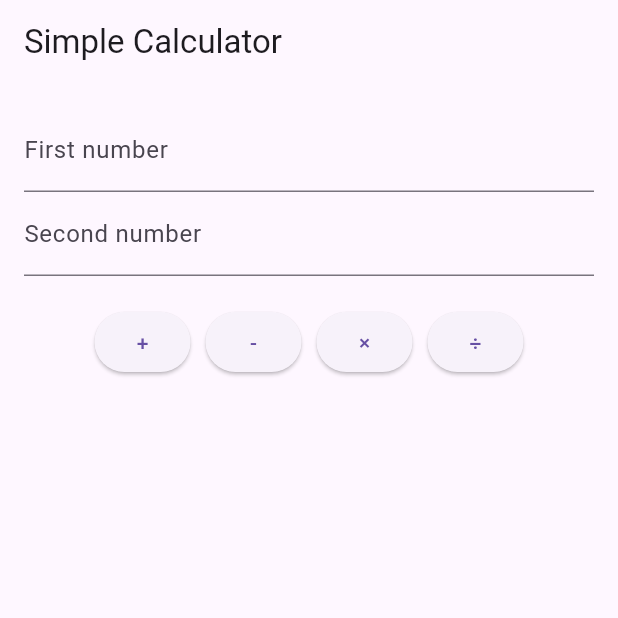
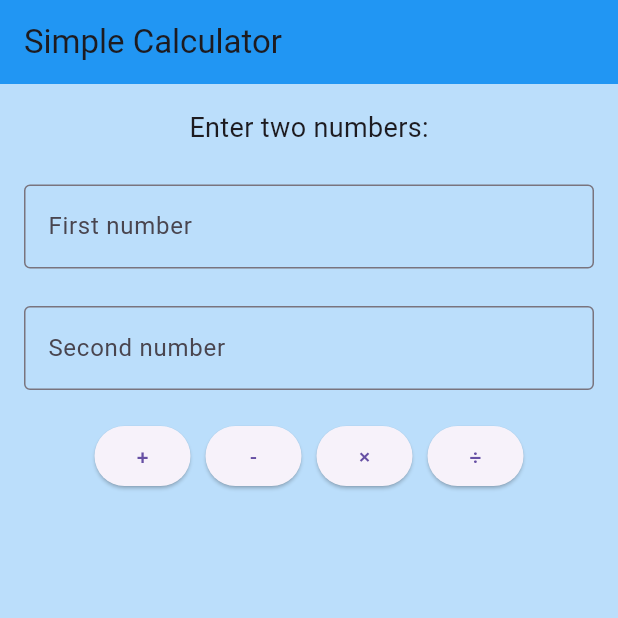
Before and after one commit to Hardelzs/project2, a Flutter app: the screen it shows after launch, on a phone screen of 412 x 824 dp, the top half of it. Run offline on Flutter 3.47's test engine with Material 3 defaults, Android fonts, the phone set to English and light mode, and no system bars.

Commit message:
Enhance calculator page UI with improved layout and styling

```diff
--- a/lib/main.dart
+++ b/lib/main.dart
@@ -11,6 +11,7 @@ class MyApp extends StatelessWidget {
   @override
   Widget build(BuildContext context) {
     return MaterialApp(
+      debugShowCheckedModeBanner: false,
       home: CalculatorPage()
       // home: CounterPage(),
     );
--- a/lib/pages/calculatorpage.dart
+++ b/lib/pages/calculatorpage.dart
@@ -64,25 +64,44 @@ class _CalculatorPageState extends State<CalculatorPage> {
   @override
   Widget build(BuildContext context) {
     return Scaffold(
-      appBar: AppBar(title: Text('Simple Calculator')),
+      appBar: AppBar(
+        title: Text('Simple Calculator'),
+        backgroundColor: Colors.blue,
+        ),
+        backgroundColor: Colors.blue[100],
       body: Padding(
         padding: const EdgeInsets.all(16.0),
+
         child: Column(
           children: [
-            TextField(
-              controller: _num1Controller,
-              keyboardType: TextInputType.number,
-              decoration: InputDecoration(labelText: 'First number'),
+            Text(
+              'Enter two numbers:',
+              style: TextStyle(fontSize: 18),
+            ),
+            Padding(
+              padding: const EdgeInsets.only(bottom: 25.0, top: 25.0, ),
+              child: TextField(
+                controller: _num1Controller,
+                keyboardType: TextInputType.number,
+                decoration: InputDecoration(
+                  labelText: 'First number',
+                  border: OutlineInputBorder()
+                ),
+              ),
             ),
             TextField(
               controller: _num2Controller,
               keyboardType: TextInputType.number,
-              decoration: InputDecoration(labelText: 'Second number'),
+              decoration: InputDecoration(
+                labelText: 'Second number',
+                border: OutlineInputBorder()
+                ),
             ),
             SizedBox(height: 20),
             Wrap(
               spacing: 10,
               children: [
+
                 ElevatedButton(onPressed: () => _calculate('+'), child: Text('+')),
                 ElevatedButton(onPressed: () => _calculate('-'), child: Text('-')),
                 ElevatedButton(onPressed: () => _calculate('*'), child: Text('×')),
```
